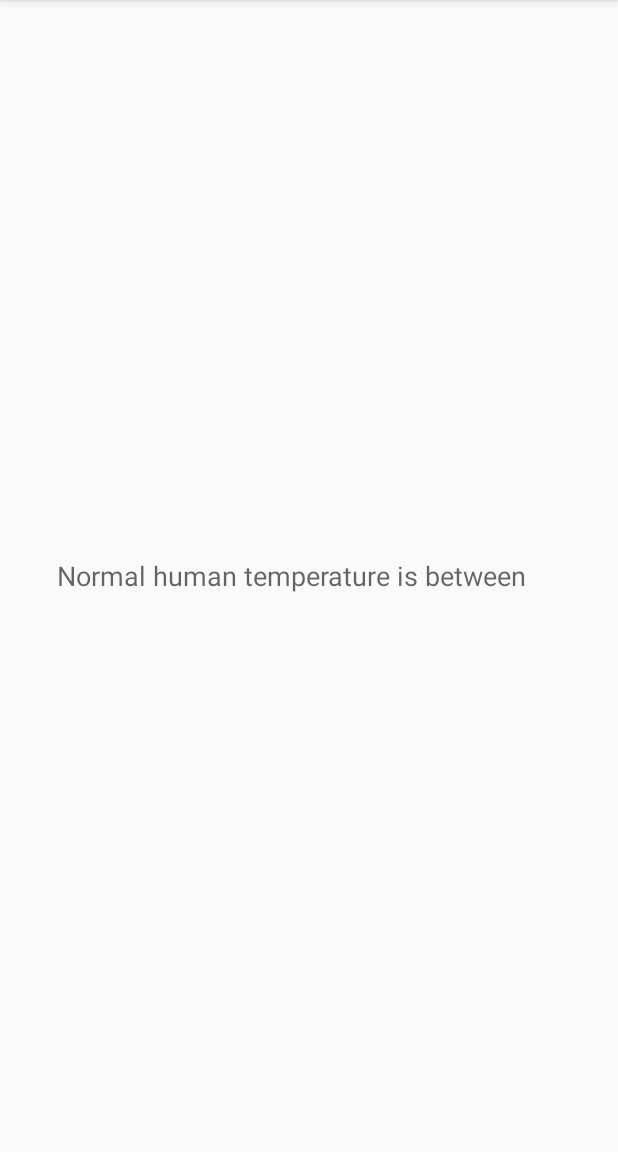
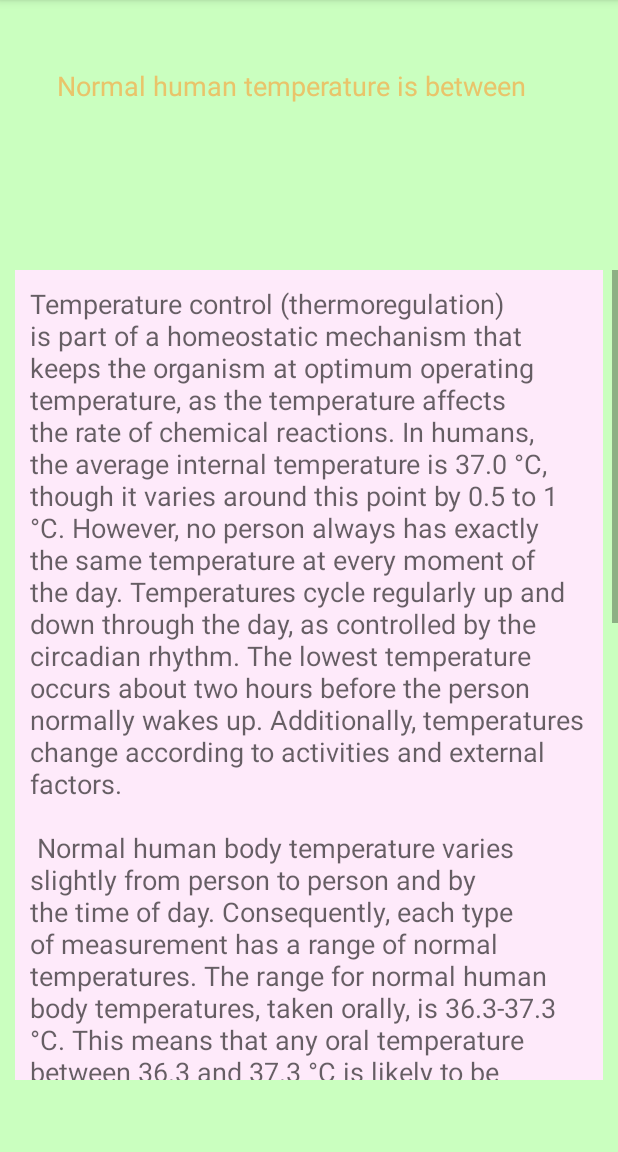
Before and after one commit to morotamorota/BT_Tracker, an Android app: the Normal_activity screen opened directly, with no data from a screen before it, on a phone screen of 412 x 824 dp, the part 84-1236 px from its top. Run offline under Robolectric (Android 15) with nearby library versions, the phone set to English and light mode, and no system bars.

Commit message:
homework5.3 implemented notification reminder homework6.1 styled up log activity homework7.1 add normal activity text

```diff
--- a/app/src/main/res/layout/activity_normal_activity.xml
+++ b/app/src/main/res/layout/activity_normal_activity.xml
@@ -4,16 +4,42 @@
     xmlns:tools="http://schemas.android.com/tools"
     android:layout_width="match_parent"
     android:layout_height="match_parent"
+    android:background="#caffbf"
     tools:context=".Normal_activity">
 
     <TextView
-        android:id="@+id/textView6"
+        android:id="@+id/normalTitle"
         android:layout_width="336dp"
         android:layout_height="26dp"
         android:text="Normal human temperature is between 36.0-37.5"
         android:textAppearance="@style/TextAppearance.AppCompat.Medium"
+        android:textColor="#e9c46a"
         app:layout_constraintBottom_toBottomOf="parent"
         app:layout_constraintEnd_toEndOf="parent"
         app:layout_constraintStart_toStartOf="parent"
-        app:layout_constraintTop_toTopOf="parent" />
+        app:layout_constraintTop_toTopOf="parent"
+        app:layout_constraintVertical_bias="0.060000002" />
+
+    <ScrollView
+        android:id="@+id/normalTextscroll"
+        android:layout_width="0dp"
+        android:layout_height="540dp"
+        app:layout_constraintBottom_toBottomOf="parent"
+        app:layout_constraintEnd_toEndOf="parent"
+        app:layout_constraintHorizontal_bias="0.0"
+        app:layout_constraintStart_toStartOf="parent"
+        app:layout_constraintTop_toTopOf="parent"
+        app:layout_constraintVertical_bias="0.79">
+
+        <TextView
+            android:id="@+id/normalLongText"
+            android:layout_width="match_parent"
+            android:layout_height="wrap_content"
+            android:layout_marginLeft="10dp"
+            android:layout_marginRight="10dp"
+            android:background="#feeafa"
+            android:padding="10dp"
+            android:text="@string/normalRangeText"
+            android:textAppearance="@style/TextAppearance.AppCompat.Medium" />
+    </ScrollView>
 </androidx.constraintlayout.widget.ConstraintLayout>
--- a/app/src/main/res/values/strings.xml
+++ b/app/src/main/res/values/strings.xml
@@ -1,3 +1,42 @@
 <resources>
     <string name="app_name">BT_Tracker</string>
+    ...
+    <string name="normalRangeText">
+    Temperature control (thermoregulation) is part of a homeostatic mechanism
+    that keeps the organism at optimum operating temperature, as the temperature
+    affects the rate of chemical reactions. In humans, the average internal
+    temperature is 37.0 °C, though it varies around this point by 0.5 to 1 °C.
+    However, no person always has exactly the same temperature at every moment of
+    the day. Temperatures cycle regularly up and down through the day, as controlled
+    by the circadian rhythm. The lowest temperature occurs about two hours before
+    the person normally wakes up. Additionally, temperatures change according to
+    activities and external factors.
+    \n \n
+    Normal human body temperature varies slightly from person to person and
+    by the time of day. Consequently, each type of measurement has a range of normal
+    temperatures. The range for normal human body temperatures, taken orally, is
+    36.3-37.3 °C. This means that any oral temperature between 36.3 and 37.3 °C is
+    likely to be normal. The normal human body temperature is often stated as 36.5–
+    37.5 °C. In adults a review of the literature has found a wider range of 33.2–
+    38.2 °C for normal temperatures, depending on the gender and location measured.
+    \n \n
+    Reported values vary depending on how it is measured: oral (under the
+    tongue): 36.4-37.2 °C, internal (rectal, vaginal): 37.0 °C. A rectal or vaginal measurement taken directly inside the body cavity is typically slightly higher
+than oral measurement, and oral measurement is somewhat higher than skin
+measurement. Other places, such as under the arm or in the ear, produce
+different typical temperatures. While some people think of these averages as
+representing normal or ideal measurements, a wide range of temperatures has
+been found in healthy people. The body temperature of a healthy person varies
+during the day by about 0.5 °C with lower temperatures in the morning and higher
+temperatures in the late afternoon and evening, as the body needs and activities
+change. Other circumstances also affect the body temperature. The core body
+temperature of an individual tends to have the lowest value in the second half
+of the sleep cycle; the lowest point, called the nadir, is one of the primary
+markers for circadian rhythms. The body temperature also changes when a person
+is hungry, sleepy, sick, or cold.
+</string>
+    <string name="log_body_temperature">Log body Temperature</string>
+    <string name="normal_tempareture">Normal Tempareture</string>
+    <string name="mechanism_of_fever">mechanism of fever</string>
+    <string name="handling_fever">Handling fever</string>
 </resources>
```
Also changed, not shown: app/src/main/AndroidManifest.xml (+6 -1 lines), app/src/main/java/com/example/bt_tracker/MainActivity.java (+36 -1 lines), app/src/main/java/com/example/bt_tracker/MyReceiver.java (added, +32 -0 lines), app/src/main/res/layout/activity_main.xml (+22 -10 lines).
